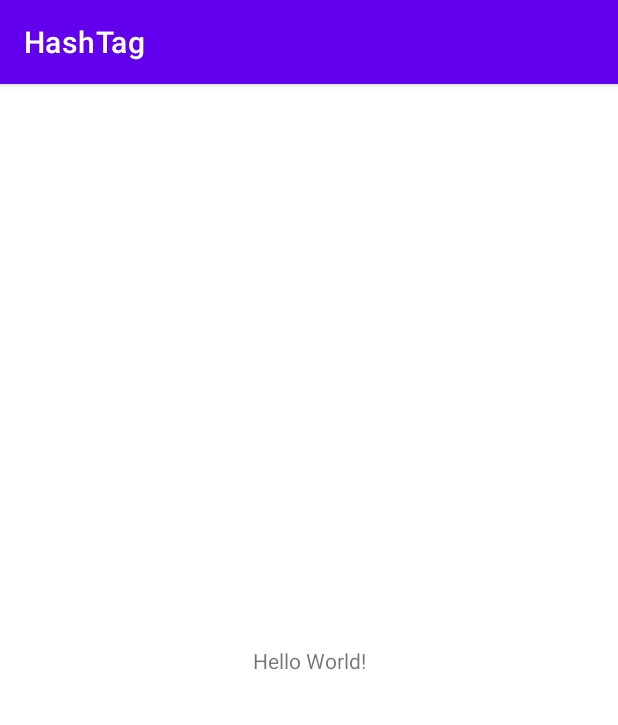
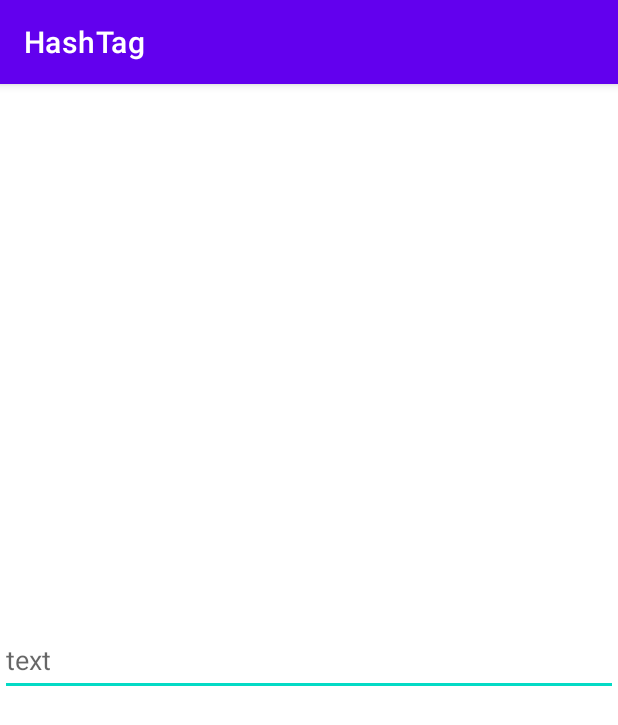
Before and after one commit to kguard/CustomViewHashTag, an Android app: the screen it shows after launch (MainActivity), on a phone screen of 412 x 824 dp. Shown: the top 725 px of the screen. Run offline under Robolectric (Android 15) with nearby library versions, the phone set to English and light mode, and no system bars.

Commit message:
version 1.5

```diff
--- a/HashTag/src/main/res/values/attrs.xml
+++ b/HashTag/src/main/res/values/attrs.xml
@@ -1,6 +1,6 @@
 <?xml version="1.0" encoding="utf-8"?>
 <resources>
     <declare-styleable name="HashTagEditText">
-        <attr name="HashTag_Color" format="color" />
+        <attr name="HashTag_Color" format="color"/>
     </declare-styleable>
 </resources>
--- a/app/src/main/java/com/example/hashtag/MainActivity.kt
+++ b/app/src/main/java/com/example/hashtag/MainActivity.kt
@@ -1,5 +1,6 @@
 package com.example.hashtag
 
+import android.graphics.Color
 import androidx.appcompat.app.AppCompatActivity
 import android.os.Bundle
 
@@ -7,6 +8,7 @@ class MainActivity : AppCompatActivity() {
     override fun onCreate(savedInstanceState: Bundle?) {
         super.onCreate(savedInstanceState)
         setContentView(R.layout.activity_main)
-
+        val editText=findViewById<HashTagEditText>(R.id.edit)
+        //editText.HashTag(Color.BLUE)
     }
 }
--- a/app/src/main/res/layout/activity_main.xml
+++ b/app/src/main/res/layout/activity_main.xml
@@ -6,10 +6,13 @@
     android:layout_height="match_parent"
     tools:context=".MainActivity">
 
-    <TextView
-        android:layout_width="wrap_content"
+    <com.example.hashtag.HashTagEditText
+        android:id="@+id/edit"
+        android:layout_width="0dp"
         android:layout_height="wrap_content"
-        android:text="Hello World!"
+        android:hint="text"
+        android:minHeight="48dp"
+        app:HashTag_Color="@android:color/holo_purple"
         app:layout_constraintBottom_toBottomOf="parent"
         app:layout_constraintEnd_toEndOf="parent"
         app:layout_constraintStart_toStartOf="parent"
```
Also changed, not shown: HashTag/src/main/java/com/example/hashtag/HashTagEditText.kt (+25 -15 lines).
